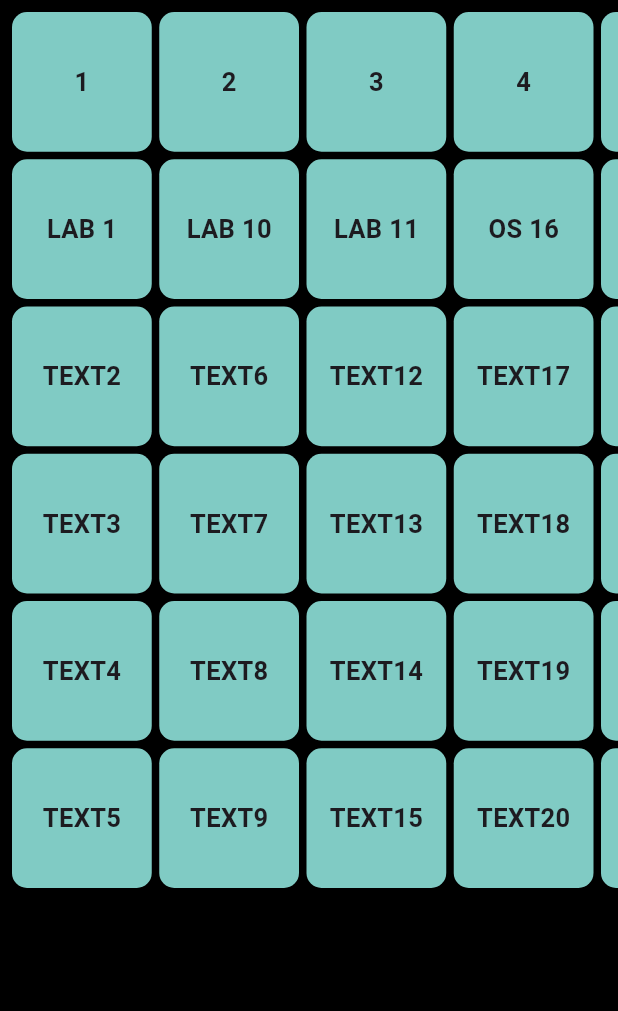
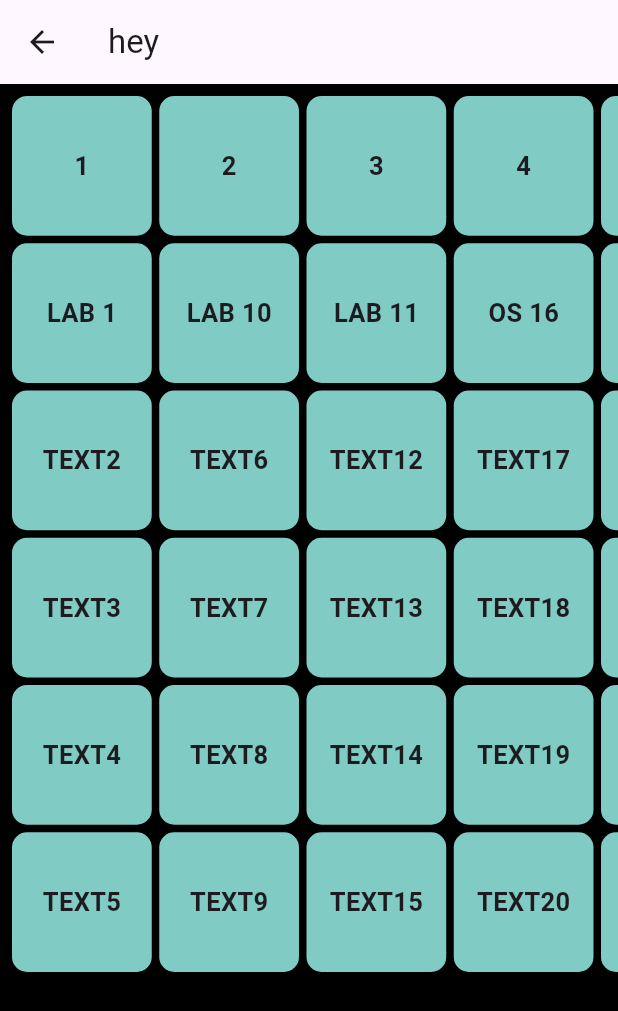
Before and after one commit to Vaishnavtech/timet, a Flutter app: the screenone screen opened directly, on a phone screen of 412 x 824 dp. Shown: the top 1011 px of the screen. Run offline on Flutter 3.47's test engine with Material 3 defaults, Android fonts, the phone set to English and light mode, and no system bars; drawn by our look-alikes of flip_card.

Commit message:
devoloping date

```diff
--- a/lib/screen2.dart
+++ b/lib/screen2.dart
@@ -2,60 +2,67 @@ import 'package:flip_card/flip_card.dart';
 import 'package:flutter/material.dart';
 
 class box extends StatelessWidget {
+  String boxText;
+  box(this.boxText);
+  final moonLanding = DateTime.parse(DateTime.now().toString());
+  Color? method() {
 
-    String boxText;
-    box(this.boxText);
+    return Colors.teal[200];
+  }
 
   @override
   Widget build(BuildContext context) {
-
     return FlipCard(
       front: Container(
-             alignment: Alignment.center,
-             decoration: BoxDecoration(
-                    borderRadius: BorderRadius.circular(10),
-                    color: Colors.teal[200],
-                  ),
-                  padding: const EdgeInsets.all(8),
-                  child:  Text(boxText,style: TextStyle(fontWeight: FontWeight.bold,fontSize: 17),),
-                ),
-    back:  Container(
-             alignment: Alignment.center,
-             decoration: BoxDecoration(
-                    borderRadius: BorderRadius.circular(10),
-                    color: Color.fromARGB(255, 61, 249, 183),
-                  ),
-                  padding: const EdgeInsets.all(8),
-                  child:  Text(boxText,style: TextStyle(fontWeight: FontWeight.bold,fontSize: 17),),
-    ),
-    direction: FlipDirection.HORIZONTAL,
-    speed: 200,);
+        alignment: Alignment.center,
+        decoration: BoxDecoration(
+          borderRadius: BorderRadius.circular(10),
+          color: method(),
+        ),
+        padding: const EdgeInsets.all(8),
+        child: Text(
+          boxText,
+          style: TextStyle(fontWeight: FontWeight.bold, fontSize: 17),
+        ),
+      ),
+      back: Container(
+        alignment: Alignment.center,
+        decoration: BoxDecoration(
+          borderRadius: BorderRadius.circular(10),
+          color: Color.fromARGB(255, 61, 249, 183),
+        ),
+        padding: const EdgeInsets.all(8),
+        child: Text(
+          boxText,
+          style: TextStyle(fontWeight: FontWeight.bold, fontSize: 17),
+        ),
+      ),
+      direction: FlipDirection.HORIZONTAL,
+      speed: 200,
+    );
   }
 }
 
 class hdr extends StatelessWidget {
-
-    String boxText;
-    hdr(this.boxText);
+  String boxText;
+  hdr(this.boxText);
 
   @override
   Widget build(BuildContext context) {
-
     return Container(
-
-
       alignment: Alignment.center,
       decoration: BoxDecoration(
-                    borderRadius: BorderRadius.circular(10),
-                    color:Colors.teal[200],
-                  ),
-                  padding: const EdgeInsets.all(8),
-
-                  child:  Text(boxText,style: TextStyle(fontWeight: FontWeight.bold,fontSize: 17),),
+        borderRadius: BorderRadius.circular(10),
+        color: Colors.teal[200],
+      ),
+      padding: const EdgeInsets.all(8),
+      child: Text(
+        boxText,
+        style: TextStyle(fontWeight: FontWeight.bold, fontSize: 17),
+      ),
     );
   }
 }
-
 
 class screenone extends StatelessWidget {
   const screenone({super.key});
@@ -63,12 +70,14 @@ class screenone extends StatelessWidget {
   @override
   Widget build(BuildContext context) {
     return Scaffold(
+        appBar: AppBar(
+          title: Text("hey"),
+        ),
         backgroundColor: Colors.black,
         body: SafeArea(
           child: SizedBox(
             height: 600,
             child: GridView.count(
-
               scrollDirection: Axis.horizontal,
               primary: true,
               padding: const EdgeInsets.all(8),
@@ -82,35 +91,30 @@ class screenone extends StatelessWidget {
                 box("TEXT3"),
                 box("TEXT4"),
                 box("TEXT5"),
-
                 hdr("2"),
                 box("LAB 10"),
                 box("TEXT6"),
                 box("TEXT7"),
                 box("TEXT8"),
                 box("TEXT9"),
-
                 hdr("3"),
                 box("LAB 11"),
                 box("TEXT12"),
                 box("TEXT13"),
                 box("TEXT14"),
                 box("TEXT15"),
-
                 hdr("4"),
                 box("OS 16"),
                 box("TEXT17"),
                 box("TEXT18"),
                 box("TEXT19"),
                 box("TEXT20"),
-
                 hdr("5"),
                 box("TEXT21"),
                 box("TEXT22"),
                 box("TEXT23"),
                 box("TEXT24"),
                 box("TEXT25"),
-
                 hdr("6"),
                 box("TEXT26"),
                 box("TEXT27"),
```
Also changed, not shown: pubspec.lock.
